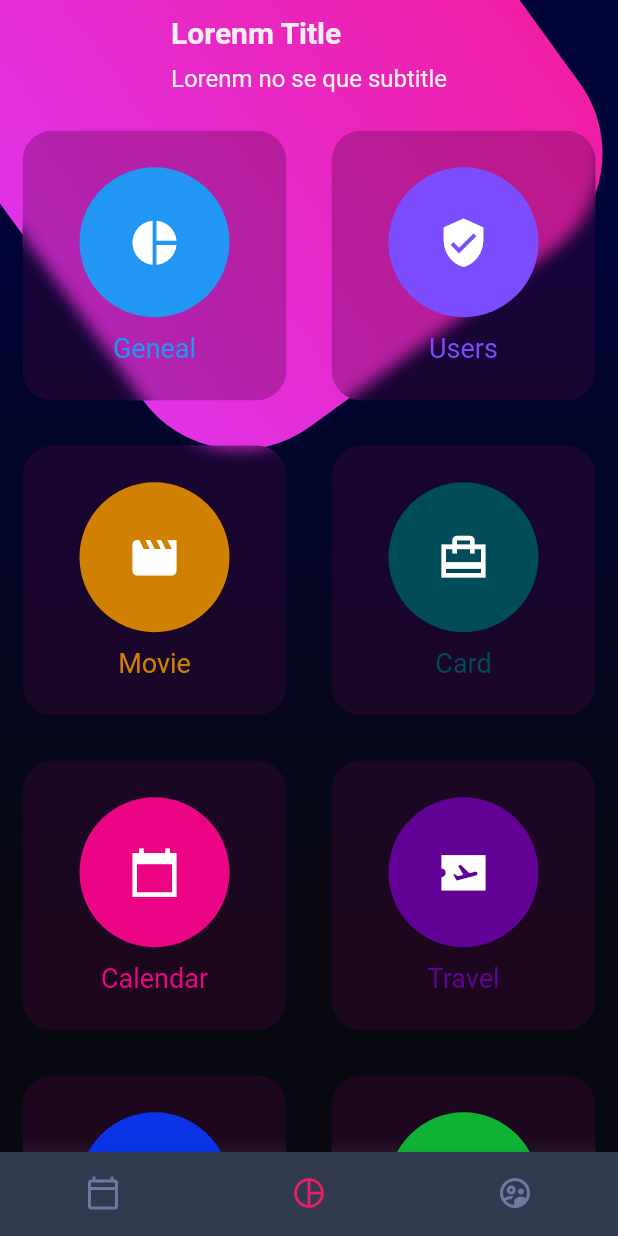
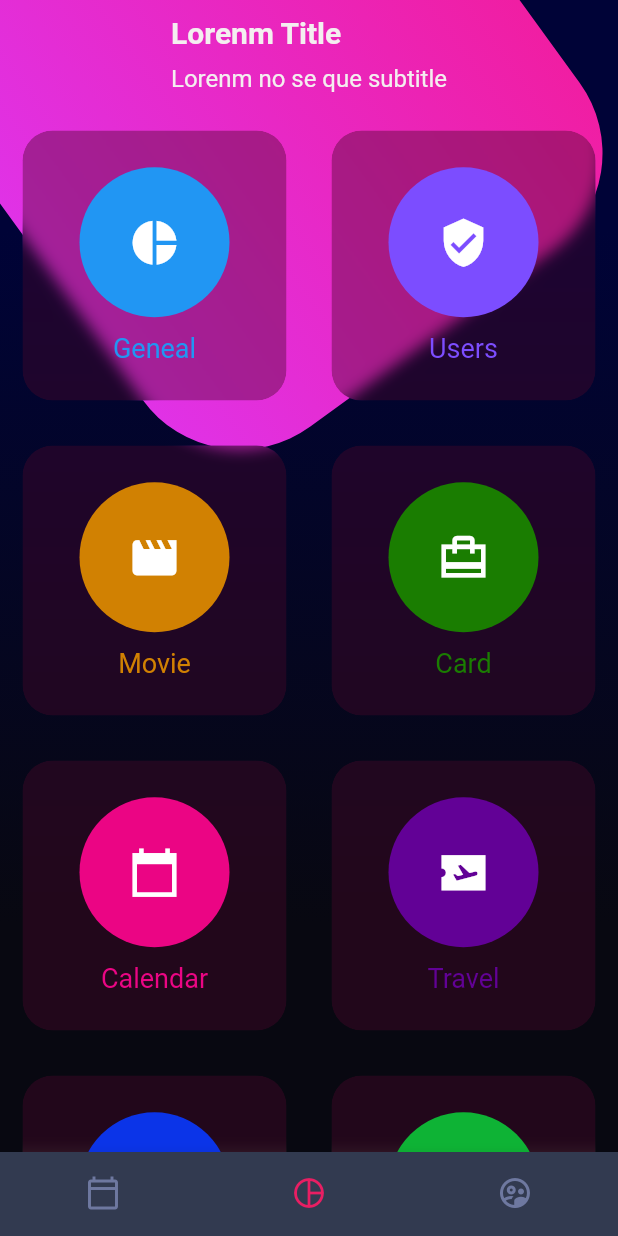
Before and after one commit to edgardoll4/app_yayo, a Flutter app: the screen it shows after launch, on a phone screen of 412 x 824 dp. Run offline on Flutter 3.47's test engine with Material 2 defaults, Android fonts, the phone set to English and light mode, and no system bars.

Commit message:
mod colors card

```diff
--- a/lib/widgets/card_table.dart
+++ b/lib/widgets/card_table.dart
@@ -29,7 +29,7 @@ class CardTable extends StatelessWidget {
           _SingleCard(
             tipoIcon: Icons.card_travel_sharp,
             textIcon: 'Card',
-            colorIcon: Color.fromARGB(255, 0, 77, 89),
+            colorIcon: Color.fromARGB(255, 26, 125, 1),
           )
         ]),
         TableRow(children: [
@@ -113,7 +113,7 @@ class _CardBackground extends StatelessWidget {
           child: Container(
             height: 180,
             decoration: BoxDecoration(
-                color: Color.fromARGB(78, 73, 6, 64),
+                color: Color.fromARGB(103, 73, 6, 41),
                 borderRadius: BorderRadius.circular(20)),
             child: this.child,
           ),
```
